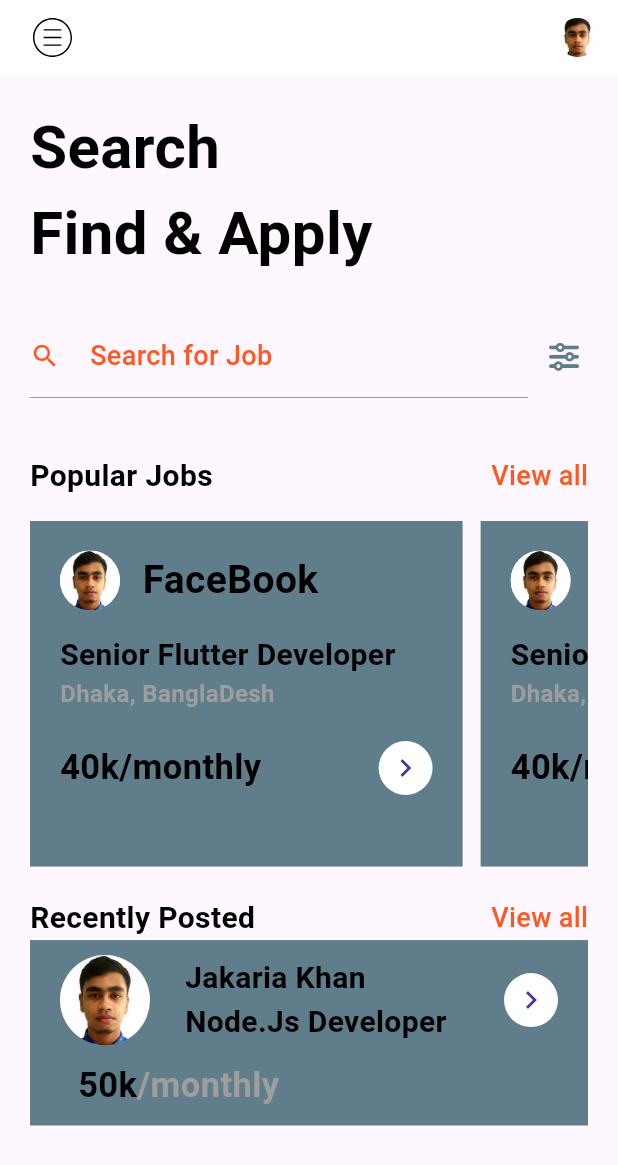
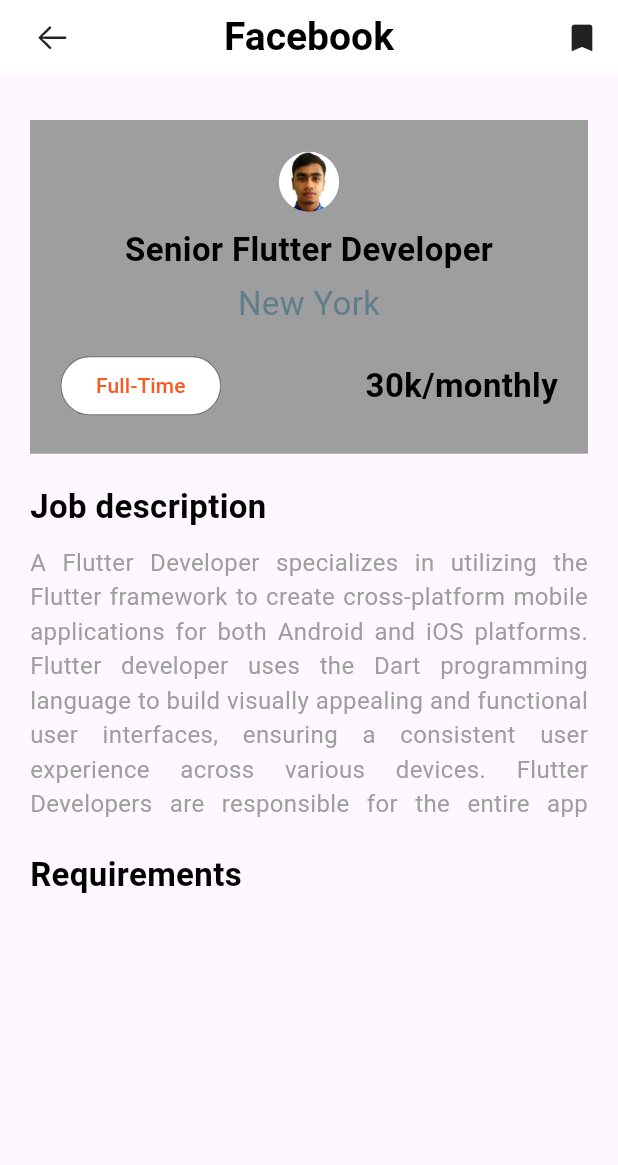
Before and after one commit to Jakaria1152/Job-Finder-, a Flutter app: the HomePage screen opened directly, after a tap on "FaceBook", on a phone screen of 412 x 824 dp. Shown: the top 1165 px of the screen. Run offline on Flutter 3.47's test engine with Material 3 defaults, Android fonts, the phone set to English and light mode, and no system bars; our stand-ins replace flutter_svg, flutter_zoom_drawer, font_awesome_flutter, get.

Commit message:
working job page design.

```diff
--- a/lib/constants/constant.dart
+++ b/lib/constants/constant.dart
@@ -4,3 +4,14 @@ import 'package:flutter/cupertino.dart';
 
 // final  width = MediaQuery.of(context).size.width;
 // final height = Get.height * 0.065;
+
+List<String> requirement = [
+"2 to 5 years of experience developing mobile apps natively in iOS and/or Android.",
+'2 years of commercial experience developing and delivering Flutter based apps.',
+'Good understanding of state management, Flutter flavors and app architecture.',
+'Strong communications and consultative skills. Self-initiated and proactive.',
+'Experience in a remote software development environment.',
+'Experience with building apps and software for consumer goods is a bonus.',
+'Degree in software engineering, computer science, or software development is a plus.',
+'Nice to haves: Firebase, Azure DevOps, PWA (Progressive Web Apps).'
+];
--- a/lib/views/common/job_horizontal_tile.dart
+++ b/lib/views/common/job_horizontal_tile.dart
@@ -24,7 +24,7 @@ class JobHorizontalTile extends StatelessWidget {
               Row(
                 children: [
                   const CircleAvatar(
-                    backgroundImage: AssetImage("assets/images/profile.jpg"),
+                    backgroundImage: AssetImage("assets/images/facebook.png"),
                   ),
                   const SizedBox(width: 15,),
                   ReusableText(text: "FaceBook", style: const TextStyle(
--- /dev/null
+++ b/lib/views/ui/Jobs/job_page.dart
@@ -0,0 +1,113 @@
+import 'package:flutter/cupertino.dart';
+import 'package:flutter/material.dart';
+import 'package:get/get.dart';
+import 'package:job_finder_app/views/common/app_bar.dart';
+import 'package:job_finder_app/views/common/reusable_text.dart';
+
+class JobPage extends StatefulWidget {
+  final String title;
+  final String id;
+  const JobPage({super.key, required this.title, required this.id});
+
+  @override
+  State<JobPage> createState() => _JobPageState();
+}
+
+class _JobPageState extends State<JobPage> {
+  @override
+  Widget build(BuildContext context) {
+    return Scaffold(
+      appBar: PreferredSize(preferredSize: const Size.fromHeight(50),
+      child: CustomAppbar(
+        text: widget.title,
+        child: GestureDetector(
+          onTap: (){
+            Get.back();
+          },
+          child: const Icon(CupertinoIcons.arrow_left),
+        ),
+        actions: const [
+          Padding(
+            padding: EdgeInsets.only(right: 12),
+            child: Icon(Icons.bookmark),
+          )
+        ],
+      ),
+      ),
+      body: Padding(
+        padding: const EdgeInsets.symmetric(horizontal: 20),
+        child: Stack(
+          children: [
+            ListView(
+              padding: EdgeInsets.zero,
+              children: [
+                const SizedBox(height: 30,),
+                Container(
+                  height: MediaQuery.of(context).size.height*0.27,
+                  width: double.infinity,
+                  color: Colors.grey,
+                  child: Column(
+                    mainAxisAlignment: MainAxisAlignment.center,
+                    children: [
+                      const CircleAvatar(
+                        backgroundImage: AssetImage("assets/images/profile.jpg"),
+                      ),
+                      const SizedBox(height: 10,),
+                      ReusableText(text: "Senior Flutter Developer", style: const TextStyle(
+                        fontSize: 22,
+                        color: Colors.black,
+                        fontWeight: FontWeight.w600
+                      )),
+                      const SizedBox(height: 5,),
+                      ReusableText(text: "New York", style: const TextStyle(
+                          fontSize: 22,
+                          color: Colors.blueGrey,
+                          fontWeight: FontWeight.normal
+                      )),
+                      const SizedBox(height: 15,),
+                      Padding(padding: const EdgeInsets.symmetric(horizontal: 20),
+                      child: Row(
+                        mainAxisAlignment: MainAxisAlignment.spaceBetween,
+                        children: [
+                          OutlinedButton(style: OutlinedButton.styleFrom(backgroundColor: Colors.white,
+                          foregroundColor: Colors.deepOrange,
+
+                          ),onPressed: (){}, child: const Text('Full-Time')),
+
+                          Row(
+                            children: [
+                              ReusableText(text: "30k", style: const TextStyle(fontSize: 22,color: Colors.black,fontWeight: FontWeight.w600)),
+                              ReusableText(text: "/monthly", style: const TextStyle(fontSize: 22,color: Colors.black,fontWeight: FontWeight.w600)),
+                            ],
+                          )
+                        ],
+                      ),
+                      )
+                    ],
+                  ),
+                ),
+                const SizedBox(height: 20,),
+                ReusableText(text: "Job description", style: const TextStyle(fontSize: 22,color: Colors.black, fontWeight: FontWeight.w600)),
+                const SizedBox(height: 10,),
+                const Text("A Flutter Developer specializes in utilizing the Flutter framework to create cross-platform mobile applications for both Android and iOS platforms. Flutter developer uses the Dart programming language to build visually appealing and functional user interfaces, ensuring a consistent user experience across various devices. Flutter Developers are responsible for the entire app development lifecycle, from concept and design to coding, testing, and integration of external services.App development, UI/UX implementation, code debugging, performance optimization, and the integration of APIs are key responsibilities and roles of Flutter Developers. They have proficiency in Dart programming, UI/UX design, state management, API integration, testing, debugging, and version control. Flutter Developers excel in cross-platform development, maximizing code reusability.",
+                textAlign: TextAlign.justify,
+                  maxLines: 8,
+                  style: TextStyle(
+                    fontSize: 16, color: Colors.grey, fontWeight: FontWeight.normal
+                  ),
+                ),
+                const SizedBox(height: 20,),
+                ReusableText(text: "Requirements", style: const TextStyle(fontSize: 22,color: Colors.black, fontWeight: FontWeight.w600)),
+                const SizedBox(height: 10,),
+                SizedBox(
+                  height: MediaQuery.of(context).size.height*0.6,
+                )
+              ],
+
+            )
+          ],
+        ),
+      ),
+    );
+  }
+}
--- a/lib/views/ui/homePage.dart
+++ b/lib/views/ui/homePage.dart
@@ -5,6 +5,7 @@ import 'package:job_finder_app/views/common/drawer/drawerWidget.dart';
 import 'package:job_finder_app/views/common/heading_widget.dart';
 import 'package:job_finder_app/views/common/job_horizontal_tile.dart';
 import 'package:job_finder_app/views/common/searchWidget.dart';
+import 'package:job_finder_app/views/ui/Jobs/job_page.dart';
 import 'package:job_finder_app/views/ui/search_page.dart';
 
 import '../common/VerticalTile.dart';
@@ -79,7 +80,9 @@ class _HomePageState extends State<HomePage> {
                     scrollDirection: Axis.horizontal,
                     itemCount: 4,
                     itemBuilder: (context, index) => JobHorizontalTile(
-                      onTap: () {},
+                      onTap: () {
+                        Get.to(JobPage(title: "Facebook",id: "12",));
+                      },
                     ),
                   ),
                 ),
```
Also changed, not shown: assets/images/facebook.png (added).
